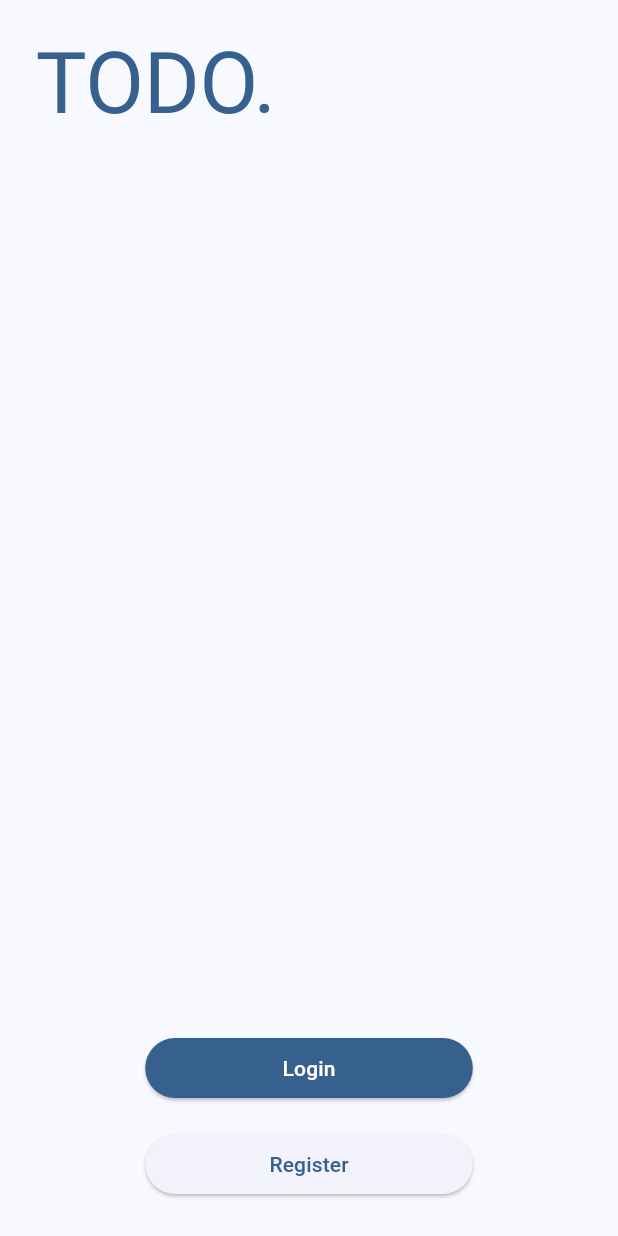
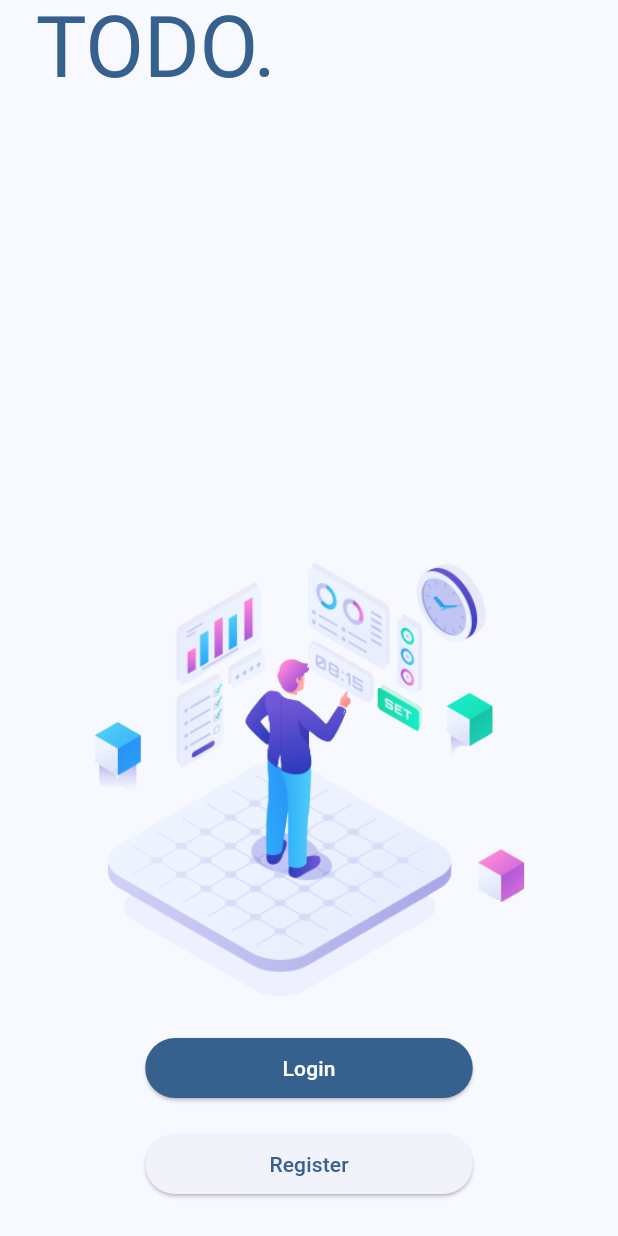
Before and after one commit to sushmoyr/todo_app_clean_architecture, a Flutter app: the screen it shows after launch, on a phone screen of 412 x 824 dp. Run offline on Flutter 3.47's test engine with Material 2 defaults, Android fonts, the phone set to English and light mode, and no system bars; our stand-ins replace firebase_core; accounts and stored records are empty.

Commit message:
onboarding page

```diff
--- a/lib/src/features/authentication/presentation/screens/onboarding.dart
+++ b/lib/src/features/authentication/presentation/screens/onboarding.dart
@@ -1,6 +1,7 @@
 import 'dart:async';
 
 import 'package:flutter/material.dart';
+import 'package:todo_app_clean_architecture/generated/assets.dart';
 import 'package:todo_app_clean_architecture/src/core/common_widgets/animated_slogan.dart';
 import 'package:todo_app_clean_architecture/src/core/constants/constants.dart';
 
@@ -11,7 +12,9 @@ class Onboarding extends StatelessWidget {
   Widget build(BuildContext context) {
     return Scaffold(
       body: Padding(
-        padding: const EdgeInsets.all(24.0),
+        padding: MediaQuery.of(context)
+            .viewPadding
+            .copyWith(left: 24, right: 24, bottom: 24),
         child: Column(
           crossAxisAlignment: CrossAxisAlignment.start,
           children: [
@@ -24,12 +27,24 @@ class Onboarding extends StatelessWidget {
             ),
             verticalGap8,
             Expanded(
-              child: AnimatedSlogan(
-                slogans: const [
-                  'One tool for productivity',
-                  'One tool for creativity'
+              child: Stack(
+                fit: StackFit.expand,
+                children: [
+                  Align(
+                    alignment: Alignment.topLeft,
+                    child: AnimatedSlogan(
+                      slogans: const [
+                        'One tool for productivity',
+                        'One tool for creativity'
+                      ],
+                      style: Theme.of(context).textTheme.displayLarge,
+                    ),
+                  ),
+                  Align(
+                    alignment: Alignment.bottomRight,
+                    child: Image.asset(Assets.assetsOnboard),
+                  ),
                 ],
-                style: Theme.of(context).textTheme.displayLarge,
               ),
             ),
             Align(
--- a/pubspec.yaml
+++ b/pubspec.yaml
@@ -65,8 +65,8 @@ flutter:
   uses-material-design: true
 
   # To add assets to your application, add an assets section, like this:
-  # assets:
-  #   - images/a_dot_burr.jpeg
+  assets:
+    - assets/
   #   - images/a_dot_ham.jpeg
 
   # An image asset can refer to one or more resolution-specific "variants", see
```
Also changed, not shown: assets/onboard.png (added), lib/generated/assets.dart (added), 1 other file.
